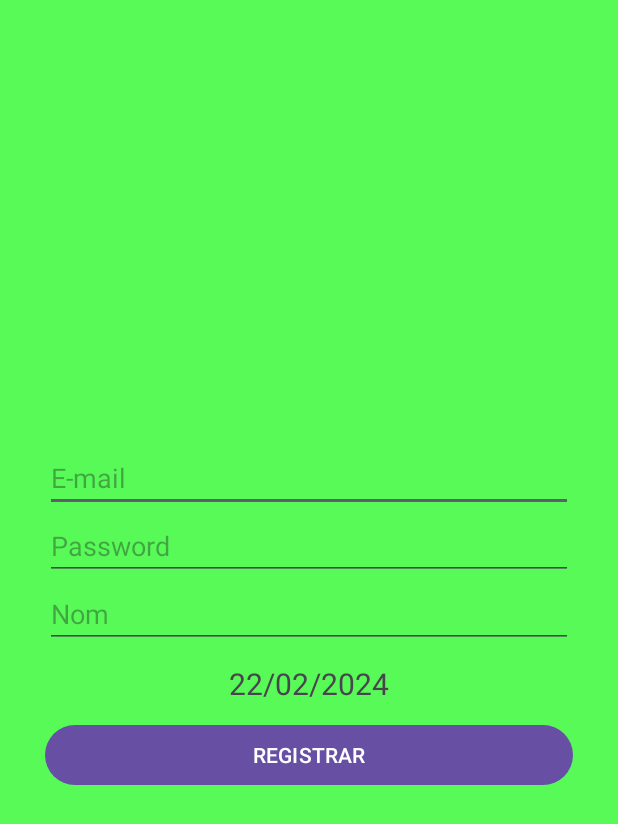
After one commit to kikee-sanchez17/BusKaMines, an Android app: the Registro screen opened directly, with no data from a screen before it, on a phone screen of 412 x 824 dp. The commit adds this screen. Shown: the top 824 px of the screen. Run offline under Robolectric (Android 15) with nearby library versions, the phone set to English and light mode, and no system bars; our stand-ins replace Firebase (no records; nobody signed in at launch, a user with empty details on screens opened directly).

Commit message:
tercera pujada

```diff
--- /dev/null
+++ b/app/src/main/java/com/example/buscamines/Registro.kt
@@ -0,0 +1,125 @@
+package com.example.buscamines
+
+import android.annotation.SuppressLint
+import android.content.Intent
+import androidx.appcompat.app.AppCompatActivity
+import android.os.Bundle
+import android.util.Log
+import android.util.Patterns
+import android.widget.Button
+import android.widget.EditText
+import android.widget.TextView
+import android.widget.Toast
+import com.google.firebase.auth.FirebaseAuth
+import com.google.firebase.auth.FirebaseUser
+import com.google.firebase.database.DatabaseReference
+import com.google.firebase.database.FirebaseDatabase
+import java.text.SimpleDateFormat
+import java.util.Calendar
+import java.util.Locale
+
+class Registro : AppCompatActivity() {
+    private lateinit var correoEt: EditText
+    private lateinit var passEt: EditText
+    private lateinit var nombreEt: EditText
+    private lateinit var fechaTxt: TextView
+    private lateinit var Registrar: Button
+    lateinit var auth: FirebaseAuth //FIREBASE AUTENTIFICACIO
+    override fun onCreate(savedInstanceState: Bundle?) {
+        super.onCreate(savedInstanceState)
+        setContentView(R.layout.activity_register2)
+        auth = FirebaseAuth.getInstance()
+        correoEt = findViewById(R.id.correoEt)
+        passEt = findViewById(R.id.passEt)
+        nombreEt = findViewById(R.id.nombreEt)
+        fechaTxt = findViewById(R.id.fechatexto)
+        Registrar = findViewById(R.id.Registrar)
+
+        // Obtener la fecha actual
+        val date = Calendar.getInstance().time
+
+        // Formatear la fecha como una cadena
+        val dateFormat = SimpleDateFormat("dd/MM/yyyy", Locale.getDefault())
+        val dateString = dateFormat.format(date)
+
+        // Establecer la fecha en el TextView
+        fechaTxt.text = dateString
+
+        Registrar.setOnClickListener() {
+            //Abans de fer el registre validem les dades
+
+            var email: String = correoEt.getText().toString()
+            var pass: String = passEt.getText().toString()
+            // validació del correu
+            // si no es de tipus correu
+            if (!Patterns.EMAIL_ADDRESS.matcher(email).matches()) {
+                correoEt.setError("Invalid Mail")
+            } else if (pass.length < 6) {
+                passEt.setError("Password less than 6 chars")
+            } else {
+                RegistrarJugador(email, pass)
+            }
+
+        }
+    }
+        fun RegistrarJugador(email:String, passw:String){
+            auth.createUserWithEmailAndPassword(email, passw)
+                .addOnCompleteListener(this) { task ->
+                    34
+                    if (task.isSuccessful) {
+                        // Sign in success, update UI with the signed-in user's information
+                        Toast.makeText(
+                            this,"createUserWithEmail:success",Toast.LENGTH_SHORT).show()
+                        val user = auth.currentUser
+                        updateUI(user)
+                    } else {
+                        Toast.makeText(baseContext, "Authentication failed.", Toast.LENGTH_SHORT).show()
+                        //updateUI(null)
+                    }
+                }
+        }
+        @SuppressLint("SuspiciousIndentation")
+        fun updateUI(user: FirebaseUser?){
+            //hi ha un interrogant perquè podria ser null
+            if (user!=null)
+            {
+                var puntuacio: Int = 0
+                var uidString: String = user.uid
+                var correoString: String = correoEt.getText().toString()
+                var passString: String = passEt.getText().toString()
+                var nombreString: String = nombreEt.getText().toString()
+                var fechaString: String= fechaTxt.getText().toString()
+                //AQUI GUARDA EL CONTINGUT A LA BASE DE DADES
+                var dadesJugador : HashMap<String,String> = HashMap<String, String>()
+                dadesJugador.put ("Uid",uidString)
+                dadesJugador.put ("Email",correoString)
+                dadesJugador.put ("Password",passString)
+                dadesJugador.put ("Nom",nombreString)
+                dadesJugador.put ("Data",fechaString)
+                dadesJugador.put ("Puntuacio","0")
+                // Creem un punter a la base de dades i li donem un nom
+                var database: FirebaseDatabase =
+                    FirebaseDatabase.getInstance("https://buscamines-11db7-default-rtdb.europe-west1.firebasedatabase.app/")
+                var reference: DatabaseReference = database.getReference("DATA BASE JUGADORS")
+                    if(reference!=null) {
+                        //crea un fill amb els valors de dadesJugador
+                        reference.child(uidString).setValue(dadesJugador)
+                        Toast.makeText(this, "USUARI BEN REGISTRAT",
+                            Toast.LENGTH_SHORT).show()
+                        val intent = Intent(this,Menu::class.java)
+                        startActivity(intent)
+
+                    }
+                    else{
+                        Toast.makeText(this, "ERROR BD", Toast.LENGTH_SHORT).show()
+                    }
+                            finish()
+            }
+            else
+            {
+                Toast.makeText( this,"ERROR CREATE USER",Toast.LENGTH_SHORT).show()
+            }
+        }
+
+
+}
--- a/app/src/main/res/layout/activity_register.xml
+++ b/app/src/main/res/layout/activity_menu.xml
@@ -4,6 +4,6 @@
     xmlns:tools="http://schemas.android.com/tools"
     android:layout_width="match_parent"
     android:layout_height="match_parent"
-    tools:context=".Register">
+    tools:context=".Menu">
 
 </androidx.constraintlayout.widget.ConstraintLayout>
--- /dev/null
+++ b/app/src/main/res/layout/activity_register2.xml
@@ -0,0 +1,61 @@
+<?xml version="1.0" encoding="utf-8"?>
+<RelativeLayout
+    xmlns:android="http://schemas.android.com/apk/res/android"
+    xmlns:app="http://schemas.android.com/apk/res-auto"
+    xmlns:tools="http://schemas.android.com/tools"
+    android:layout_width="match_parent"
+    android:layout_height="match_parent"
+    android:background="#58FA58"
+    tools:context=".Registro">
+    <LinearLayout
+        android:layout_width="match_parent"
+        android:layout_height="match_parent"
+        android:gravity="center"
+        android:orientation="vertical"
+        android:padding="30dp">
+
+        <!-- ENTREM EL MAIL -->
+        <EditText
+            android:id="@+id/correoEt"
+            android:layout_width="match_parent"
+            android:layout_height="wrap_content"
+            android:inputType="textEmailAddress"
+            android:hint="@string/correoEt" />
+        <!-- forcem que la entrada sigui un correu electronic -->
+
+        <!-- ENTREM EL PASSWORD -->
+        <EditText
+            android:id="@+id/passEt"
+            android:layout_width="match_parent"
+            android:layout_height="wrap_content"
+            android:inputType="textPassword"
+            android:hint="@string/passEt" />
+        <!-- forcem que la entrada sigui un password -->
+
+
+        <!-- ENTREM EL NOM DEL JUGADOR -->
+        <EditText
+            android:id="@+id/nombreEt"
+            android:layout_width="match_parent"
+            android:layout_height="wrap_content"
+
+        android:hint="@string/nombreEt" />
+
+        <TextView
+            android:id="@+id/fechatexto"
+            android:layout_width="match_parent"
+            android:layout_height="wrap_content"
+            android:layout_marginTop="10dp"
+            android:gravity="center"
+            android:textSize="20sp" />
+
+        <!-- BOTO DE ENTRAR -->
+        <Button
+            android:id="@+id/Registrar"
+            android:layout_width="match_parent"
+            android:layout_height="wrap_content"
+            android:text="@string/Registrar"
+            android:layout_marginTop="10dp"
+            />
+    </LinearLayout>
+</RelativeLayout>
--- a/app/src/main/res/values/strings.xml
+++ b/app/src/main/res/values/strings.xml
@@ -1,3 +1,11 @@
 <resources>
     <string name="app_name">BuscaMinEs</string>
+    <string name="correoEt">E-mail</string>
+    <string name="nombreEt">Nom</string>
+    <string name="passEt">Password</string>
+    <string name="fechaTxt">Data</string>
+    <string name="Registrar">REGISTRAR</string>
+    <string name="correoLogin">E-mail</string>
+    <string name="passLogin">Password</string>
+    <string name="BtnLogin">ENTRAR</string>
 </resources>
```
Also changed, not shown: app/build.gradle (+4 -3 lines), app/src/main/AndroidManifest.xml (+7 -1 lines), app/src/main/java/com/example/buscamines/Login.kt (added, +69 -0 lines), app/src/main/java/com/example/buscamines/MainActivity.kt (+25 -2 lines), app/src/main/java/com/example/buscamines/Menu.kt (added, +11 -0 lines), app/src/main/java/com/example/buscamines/Register.kt (deleted, +0 -70 lines), app/src/main/res/layout/activity_login.xml (added, +51 -0 lines), app/src/main/res/layout/activity_main.xml (+25 -11 lines).
